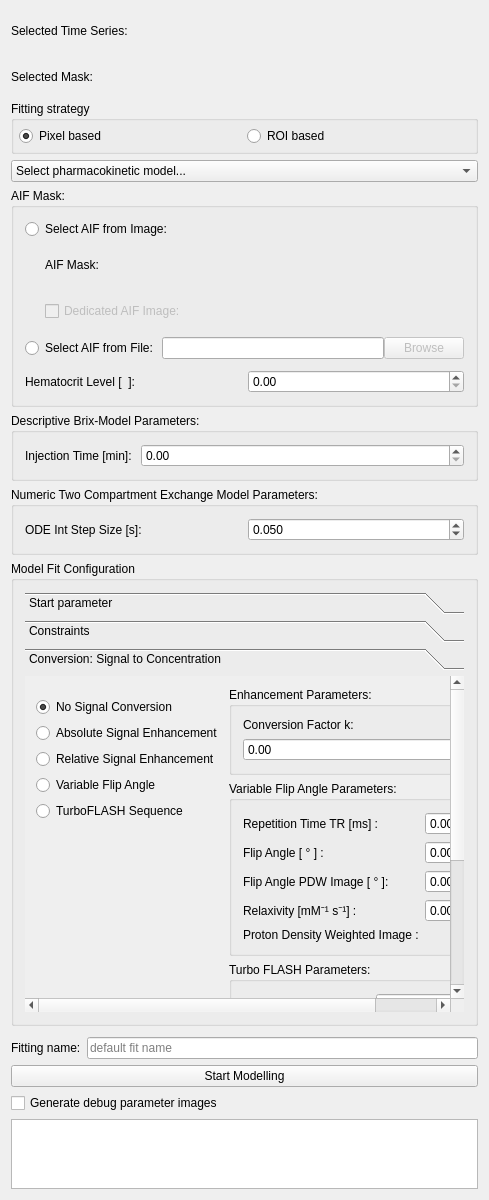
First picture: the form in Plugins/org.mitk.gui.qt.pharmacokinetics.mri/src/internal/MRPerfusionViewControls.ui, repository MITK/MITK, before the edit.
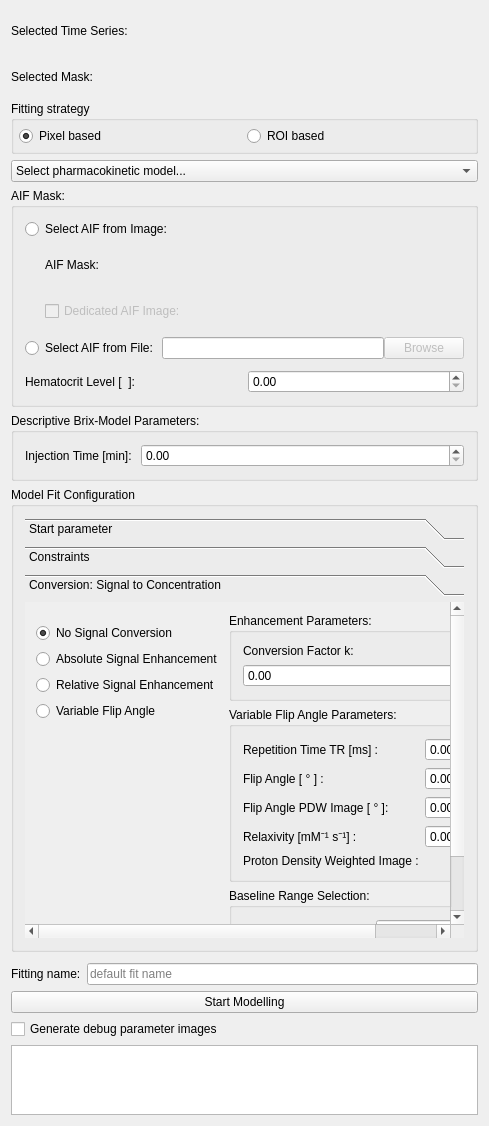
Second picture: the form after the edit. The open tabs and pages were chosen to show the change. Custom widgets are drawn as their Qt base class.

Commit message: Remove turboFLASH conversion from MRPerfusionView.

```diff
--- a/Plugins/org.mitk.gui.qt.pharmacokinetics.mri/src/internal/MRPerfusionViewControls.ui
+++ b/Plugins/org.mitk.gui.qt.pharmacokinetics.mri/src/internal/MRPerfusionViewControls.ui
@@ -290,35 +290,6 @@
      </layout>
     </widget>
    </item>
-   <item>
-    <widget class="QGroupBox" name="groupNum2CXM">
-     <property name="title">
-      <string>Numeric Two Compartment Exchange Model Parameters:</string>
-     </property>
-     <layout class="QGridLayout" name="gridLayout_2">
-      <item row="0" column="0">
-       <widget class="QLabel" name="Label">
-        <property name="text">
-         <string>ODE Int Step Size [s]: </string>
-        </property>
-       </widget>
-      </item>
-      <item row="0" column="1">
-       <widget class="QDoubleSpinBox" name="odeStepSize">
-        <property name="decimals">
-         <number>3</number>
-        </property>
-        <property name="singleStep">
-         <double>0.001000000000000</double>
-        </property>
-        <property name="value">
-         <double>0.050000000000000</double>
-        </property>
-       </widget>
-      </item>
-     </layout>
-    </widget>
-   </item>
    <item>
     <widget class="QGroupBox" name="groupBox_FitConfiguration">
      <property name="sizePolicy">
@@ -413,9 +384,9 @@
          <property name="geometry">
           <rect>
            <x>0</x>
-           <y>-111</y>
+           <y>-66</y>
            <width>449</width>
-           <height>437</height>
+           <height>306</height>
           </rect>
          </property>
          <attribute name="label">
@@ -458,13 +429,6 @@
               </property>
              </widget>
             </item>
-            <item>
-             <widget class="QRadioButton" name="radioButtonTurboFlash">
-              <property name="text">
-               <string>TurboFLASH Sequence</string>
-              </property>
-             </widget>
-            </item>
             <item>
              <spacer name="verticalSpacer_2">
               <property name="orientation">
@@ -564,58 +528,6 @@
               </layout>
              </widget>
             </item>
-            <item>
-             <widget class="QGroupBox" name="groupBoxTurboFlash">
-              <property name="enabled">
-               <bool>true</bool>
-              </property>
-              <property name="title">
-               <string>Turbo FLASH Parameters:</string>
-              </property>
-              <layout class="QGridLayout" name="gridLayout">
-               <item row="3" column="0">
-                <widget class="QLabel" name="label__alpha">
-                 <property name="text">
-                  <string>Relaxivity [ ]:</string>
-                 </property>
-                </widget>
-               </item>
-               <item row="1" column="0">
-                <widget class="QLabel" name="lable_TRec">
-                 <property name="text">
-                  <string>Recovery Time [s]:</string>
-                 </property>
-                </widget>
-               </item>
-               <item row="1" column="1">
-                <widget class="QDoubleSpinBox" name="recoverytime"/>
-               </item>
-               <item row="2" column="0">
-                <widget class="QLabel" name="label_T10">
-                 <property name="text">
-                  <string>Relaxation Time [s]:</string>
-                 </property>
-                </widget>
-               </item>
-               <item row="2" column="1">
-                <widget class="QDoubleSpinBox" name="relaxationtime"/>
-               </item>
-               <item row="0" column="0">
-                <widget class="QLabel" name="label_25">
-                 <property name="text">
-                  <string>AIF Recovery Time [s]:</string>
-                 </property>
-                </widget>
-               </item>
-               <item row="3" column="1">
-                <widget class="QDoubleSpinBox" name="relaxivity"/>
-               </item>
-               <item row="0" column="1">
-                <widget class="QDoubleSpinBox" name="AifRecoverytime"/>
-               </item>
-              </layout>
-             </widget>
-            </item>
             <item>
              <widget class="QGroupBox" name="groupBox_baselineRangeSelection">
               <property name="title">
```
Left out of the diff: 2 changed lines with no effect on the pictures. The commit also changes 2 other files.
